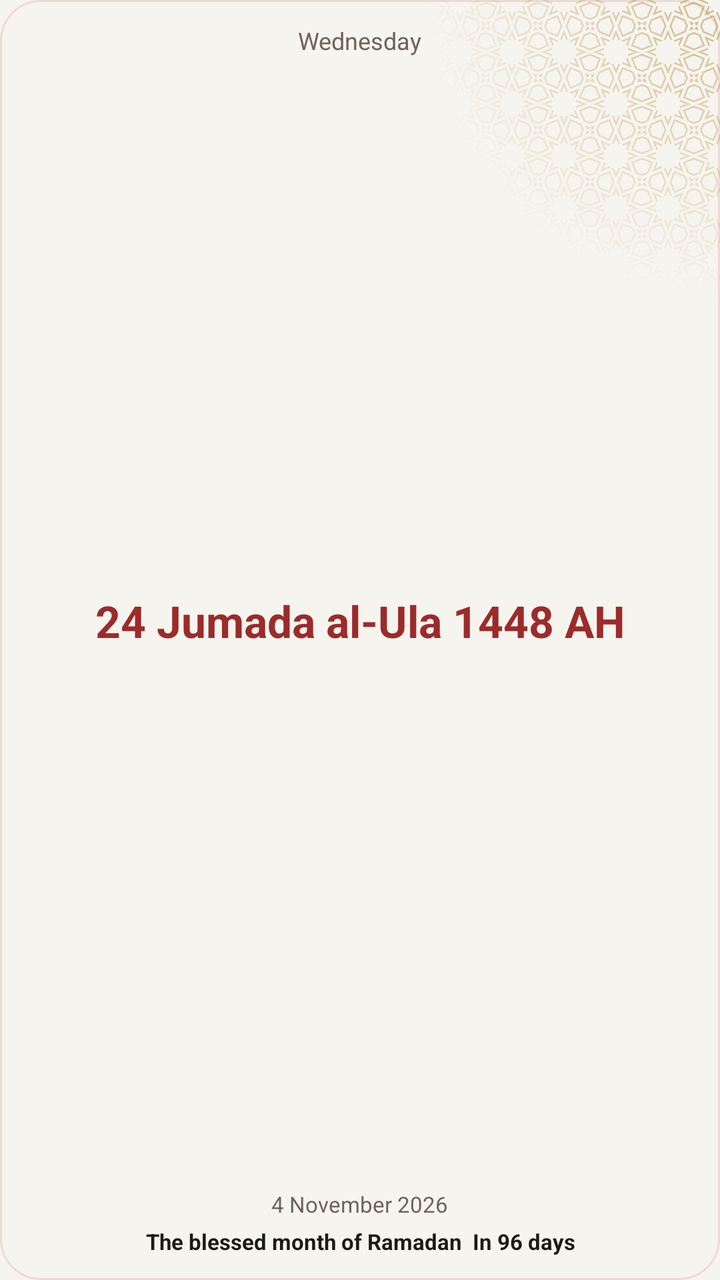
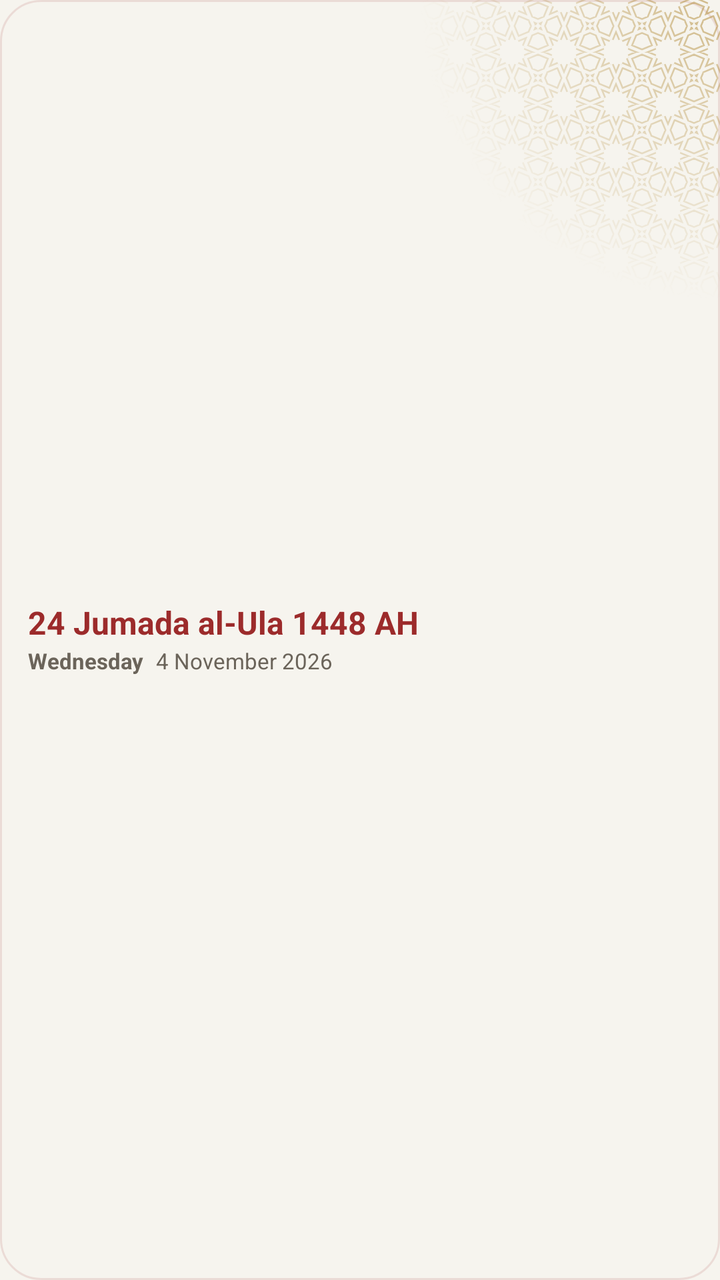

Screens rendered from an Android XML layout before and after an edit, with the pre-edit source and the edit as a unified diff.
<!-- AndroidManifest.xml: application theme Theme.App -->
<!-- res/layout/widget_hijri_preview.xml -->
<?xml version="1.0" encoding="utf-8"?>
<FrameLayout xmlns:android="http://schemas.android.com/apk/res/android"
    android:id="@+id/hijri_root"
    android:layout_width="match_parent" android:layout_height="match_parent"
    android:background="@drawable/widget_paper" android:layoutDirection="locale">
    
    <ImageView android:layout_width="150dp" android:layout_height="150dp" android:layout_gravity="top|end"
        android:src="@drawable/widget_orn_band" android:tint="@color/widgetOrnament" android:tintMode="src_in"
        android:importantForAccessibility="no"/>
    <LinearLayout
        android:layout_width="match_parent" android:layout_height="match_parent"
        android:orientation="vertical" android:gravity="center" android:padding="12dp"
        android:layoutDirection="locale">
        <TextView android:id="@+id/hijri_day" android:layout_width="wrap_content" android:layout_height="wrap_content"
            android:text="@string/widgetSample19" android:textSize="12sp" android:textColor="@color/widgetMuted" android:maxLines="1"/>
        
        <TextView android:id="@+id/hijri_date" android:layout_width="match_parent" android:layout_height="0dp" android:layout_weight="1"
            android:text="@string/widgetSample20" android:textSize="18sp" android:textStyle="bold" android:textColor="@color/widgetAccent"
            android:maxLines="2" android:gravity="center"
            android:autoSizeTextType="uniform" android:autoSizeMinTextSize="11sp" android:autoSizeMaxTextSize="22sp"/>
        <TextView android:id="@+id/hijri_civil" android:layout_width="wrap_content" android:layout_height="wrap_content"
            android:text="@string/widgetSample21" android:textSize="11sp" android:textColor="@color/widgetMuted" android:maxLines="1" android:layout_marginTop="2dp"/>
        <TextView android:id="@+id/hijri_occasion" android:layout_width="match_parent" android:layout_height="wrap_content"
            android:text="@string/widgetSample22" android:textSize="11sp" android:textStyle="bold" android:textColor="@color/widgetInk"
            android:maxLines="2" android:ellipsize="end" android:gravity="center" android:layout_marginTop="4dp"/>
    </LinearLayout>
</FrameLayout>
<!-- resources referenced by this layout -->
<resources>
  <color name="widgetAccent">#9c2b2b</color>
  <color name="widgetInk">#1d1a16</color>
  <color name="widgetMuted">#6b645a</color>
  <color name="widgetOrnament">#8CB08833</color>
  <!-- drawable widget_orn_band (drawable) -->
  <?xml version="1.0" encoding="utf-8"?>
  <bitmap xmlns:android="http://schemas.android.com/apk/res/android"
      android:src="@drawable/widget_orn_band_mask" android:autoMirrored="true"/>
  <!-- drawable widget_paper (drawable) -->
  <?xml version="1.0" encoding="utf-8"?>
  <shape xmlns:android="http://schemas.android.com/apk/res/android" android:shape="rectangle">
      <solid android:color="@color/widgetSurface"/>
      <stroke android:width="1dp" android:color="@color/widgetTrack"/>
      <corners android:radius="20dp"/>
  </shape>
  <string name="widgetSample19">Wednesday</string>
  <string name="widgetSample20">24 Jumada al-Ula 1448 AH</string>
  <string name="widgetSample21">4 November 2026</string>
  <string name="widgetSample22">"The blessed month of Ramadan  In 96 days"</string>
  <style name="Theme.App" parent="android:Theme.Material.Light.NoActionBar">
          <item name="android:windowBackground">@drawable/window_splash</item>
          <item name="android:statusBarColor">@color/backgroundColor</item>
          <item name="android:navigationBarColor">@color/backgroundColor</item>
      </style>
  <!-- drawable widget_orn_band_mask: webp bitmap (drawable-hdpi, 18976 bytes) -->
  <color name="widgetSurface">#f6f4ee</color>
  <color name="widgetTrack">#1F9c2b2b</color>
  <!-- drawable window_splash (drawable) -->
  <?xml version="1.0" encoding="utf-8"?>
  <layer-list xmlns:android="http://schemas.android.com/apk/res/android">
      <item android:drawable="@color/backgroundColor"/>
      <item android:drawable="@drawable/splash" android:gravity="center" android:width="120dp" android:height="120dp"/>
  </layer-list>
  <color name="backgroundColor">#f6f4ee</color>
  <!-- drawable splash: png bitmap (drawable-hdpi, 52970 bytes) -->
</resources>

<!-- the commit's change to res/layout/widget_hijri_preview.xml (unified diff, before → after) -->
@@ -3,25 +3,25 @@
     android:id="@+id/hijri_root"
     android:layout_width="match_parent" android:layout_height="match_parent"
     android:background="@drawable/widget_paper" android:layoutDirection="locale">
-    
     <ImageView android:layout_width="150dp" android:layout_height="150dp" android:layout_gravity="top|end"
         android:src="@drawable/widget_orn_band" android:tint="@color/widgetOrnament" android:tintMode="src_in"
         android:importantForAccessibility="no"/>
     <LinearLayout
         android:layout_width="match_parent" android:layout_height="match_parent"
-        android:orientation="vertical" android:gravity="center" android:padding="12dp"
-        android:layoutDirection="locale">
-        <TextView android:id="@+id/hijri_day" android:layout_width="wrap_content" android:layout_height="wrap_content"
-            android:text="@string/widgetSample19" android:textSize="12sp" android:textColor="@color/widgetMuted" android:maxLines="1"/>
-        
-        <TextView android:id="@+id/hijri_date" android:layout_width="match_parent" android:layout_height="0dp" android:layout_weight="1"
-            android:text="@string/widgetSample20" android:textSize="18sp" android:textStyle="bold" android:textColor="@color/widgetAccent"
-            android:maxLines="2" android:gravity="center"
-            android:autoSizeTextType="uniform" android:autoSizeMinTextSize="11sp" android:autoSizeMaxTextSize="22sp"/>
-        <TextView android:id="@+id/hijri_civil" android:layout_width="wrap_content" android:layout_height="wrap_content"
-            android:text="@string/widgetSample21" android:textSize="11sp" android:textColor="@color/widgetMuted" android:maxLines="1" android:layout_marginTop="2dp"/>
-        <TextView android:id="@+id/hijri_occasion" android:layout_width="match_parent" android:layout_height="wrap_content"
-            android:text="@string/widgetSample22" android:textSize="11sp" android:textStyle="bold" android:textColor="@color/widgetInk"
-            android:maxLines="2" android:ellipsize="end" android:gravity="center" android:layout_marginTop="4dp"/>
+        android:orientation="vertical" android:gravity="center_vertical"
+        android:paddingStart="14dp" android:paddingEnd="14dp" android:paddingTop="6dp" android:paddingBottom="6dp">
+        <TextView android:id="@+id/hijri_date" android:layout_width="wrap_content" android:layout_height="wrap_content"
+            android:text="@string/widgetSample20" android:textSize="16sp" android:textStyle="bold" android:textColor="@color/widgetAccent"
+            android:maxLines="1" android:ellipsize="end" android:includeFontPadding="false"/>
+        <LinearLayout android:layout_width="wrap_content" android:layout_height="wrap_content"
+            android:orientation="horizontal" android:layout_marginTop="3dp">
+            <TextView android:id="@+id/hijri_day" android:layout_width="wrap_content" android:layout_height="wrap_content"
+                android:text="@string/widgetSample19" android:textSize="11sp" android:textStyle="bold" android:textColor="@color/widgetMuted"
+                android:maxLines="1" android:includeFontPadding="false"/>
+            <TextView android:id="@+id/hijri_civil" android:layout_width="wrap_content" android:layout_height="wrap_content"
+                android:layout_marginStart="6dp"
+                android:text="@string/widgetSample21" android:textSize="11sp" android:textColor="@color/widgetMuted"
+                android:maxLines="1" android:ellipsize="end" android:includeFontPadding="false"/>
+        </LinearLayout>
     </LinearLayout>
 </FrameLayout>
<!-- resource entries referenced after the edit -->
@@ -1,7 +1,6 @@
 <!-- resources referenced by this layout -->
 <resources>
   <color name="widgetAccent">#9c2b2b</color>
-  <color name="widgetInk">#1d1a16</color>
   <color name="widgetMuted">#6b645a</color>
   <color name="widgetOrnament">#8CB08833</color>
   <!-- drawable widget_orn_band (drawable) -->
@@ -18,7 +17,6 @@
   <string name="widgetSample19">Wednesday</string>
   <string name="widgetSample20">24 Jumada al-Ula 1448 AH</string>
   <string name="widgetSample21">4 November 2026</string>
-  <string name="widgetSample22">"The blessed month of Ramadan  In 96 days"</string>
   <style name="Theme.App" parent="android:Theme.Material.Light.NoActionBar">
           <item name="android:windowBackground">@drawable/window_splash</item>
           <item name="android:statusBarColor">@color/backgroundColor</item>
